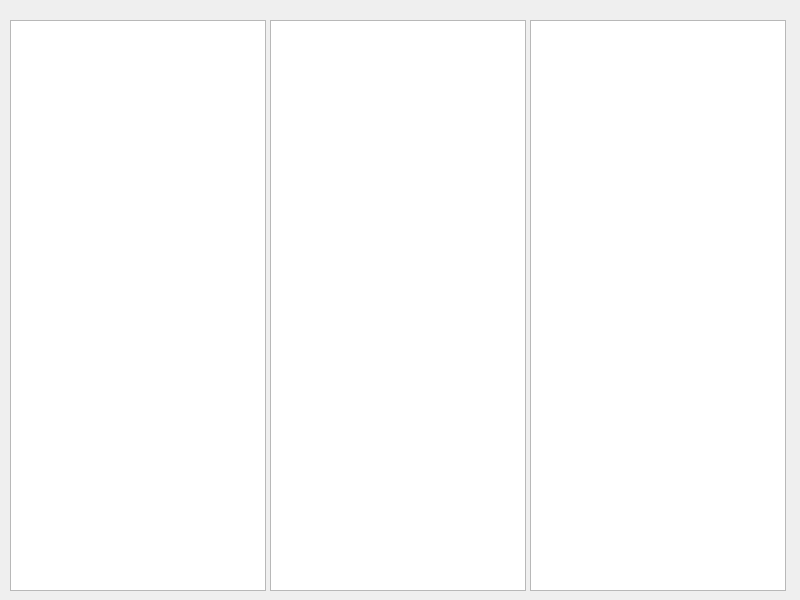
javialroro/Proyecto1_ED, file untitled/vcolapedidos.ui: the form before one commit.
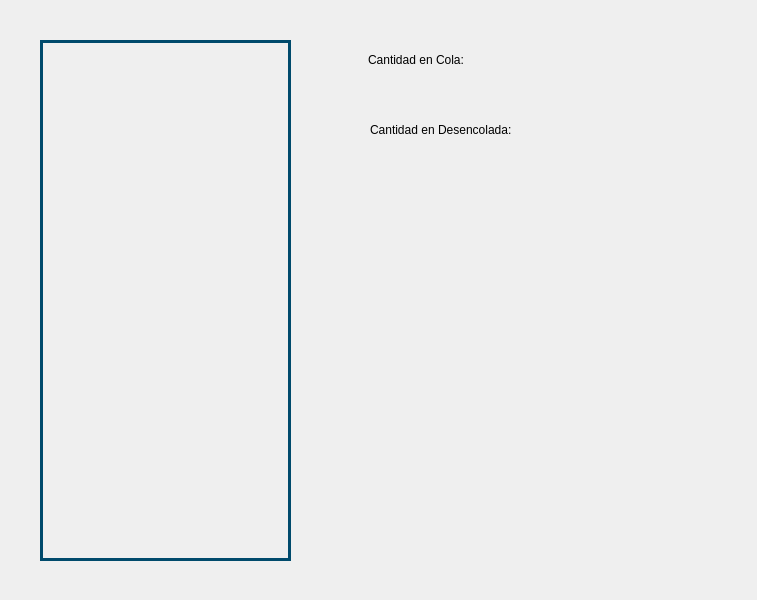
The form after the commit.

```diff
--- a/untitled/vcolapedidos.ui
+++ b/untitled/vcolapedidos.ui
@@ -2,11 +2,14 @@
 <ui version="4.0">
  <class>vColaPedidos</class>
  <widget class="QMainWindow" name="vColaPedidos">
+  <property name="enabled">
+   <bool>false</bool>
+  </property>
   <property name="geometry">
    <rect>
     <x>0</x>
     <y>0</y>
-    <width>800</width>
+    <width>757</width>
     <height>600</height>
    </rect>
   </property>
@@ -14,34 +17,91 @@
    <string>MainWindow</string>
   </property>
   <widget class="QWidget" name="centralwidget">
-   <widget class="QColumnView" name="columnView">
+   <widget class="QTextEdit" name="txEditColaPedidos">
+    <property name="enabled">
+     <bool>false</bool>
+    </property>
     <property name="geometry">
      <rect>
-      <x>10</x>
-      <y>20</y>
-      <width>256</width>
-      <height>571</height>
+      <x>40</x>
+      <y>40</y>
+      <width>251</width>
+      <height>521</height>
      </rect>
     </property>
+    <property name="styleSheet">
+     <string notr="true">border: 3px solid gray;
+border-color: rgb(0, 74, 108);
+
+</string>
+    </property>
    </widget>
-   <widget class="QColumnView" name="columnView_2">
+   <widget class="QLabel" name="lblCantEnColaText">
     <property name="geometry">
      <rect>
-      <x>270</x>
-      <y>20</y>
-      <width>256</width>
-      <height>571</height>
+      <x>368</x>
+      <y>50</y>
+      <width>161</width>
+      <height>20</height>
      </rect>
     </property>
+    <property name="styleSheet">
+     <string notr="true">font: 12pt &quot;Times New Roman&quot;; 
+Color: Black;</string>
+    </property>
+    <property name="text">
+     <string>Cantidad en Cola:</string>
+    </property>
    </widget>
-   <widget class="QColumnView" name="columnView_3">
+   <widget class="QLabel" name="lblCantDesencoladosText">
     <property name="geometry">
      <rect>
-      <x>530</x>
-      <y>20</y>
-      <width>256</width>
-      <height>571</height>
+      <x>370</x>
+      <y>120</y>
+      <width>161</width>
+      <height>20</height>
      </rect>
+    </property>
+    <property name="styleSheet">
+     <string notr="true">font: 12pt &quot;Times New Roman&quot;; 
+Color: Black;</string>
+    </property>
+    <property name="text">
+     <string>Cantidad en Desencolada:</string>
+    </property>
+   </widget>
+   <widget class="QLabel" name="lblCantEnColaNum">
+    <property name="geometry">
+     <rect>
+      <x>540</x>
+      <y>50</y>
+      <width>91</width>
+      <height>20</height>
+     </rect>
+    </property>
+    <property name="styleSheet">
+     <string notr="true">font: 12pt &quot;Times New Roman&quot;; 
+Color: Black;</string>
+    </property>
+    <property name="text">
+     <string/>
+    </property>
+   </widget>
+   <widget class="QLabel" name="lblCantDesencoladosNum">
+    <property name="geometry">
+     <rect>
+      <x>540</x>
+      <y>120</y>
+      <width>91</width>
+      <height>20</height>
+     </rect>
+    </property>
+    <property name="styleSheet">
+     <string notr="true">font: 12pt &quot;Times New Roman&quot;; 
+Color: Black;</string>
+    </property>
+    <property name="text">
+     <string/>
     </property>
    </widget>
   </widget>
```
Left out of the diff: 2 changed lines with no effect on the pictures.
